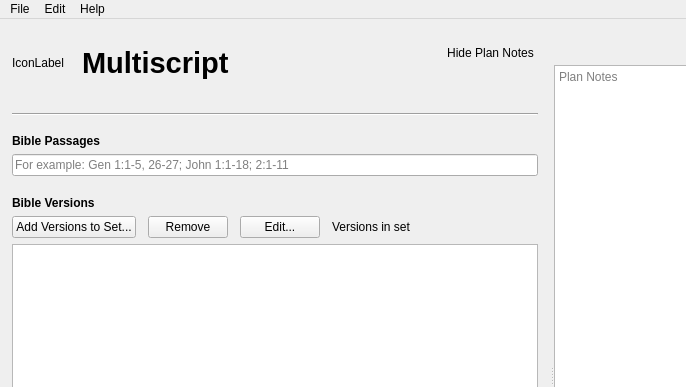
Before: the Qt Designer form multiscript/ui/main_window.ui in multiscript/multiscript, drawn with Qt 5; both pictures show x 0 to 686 and y 0 to 387 of the 872 by 731 pixel window.
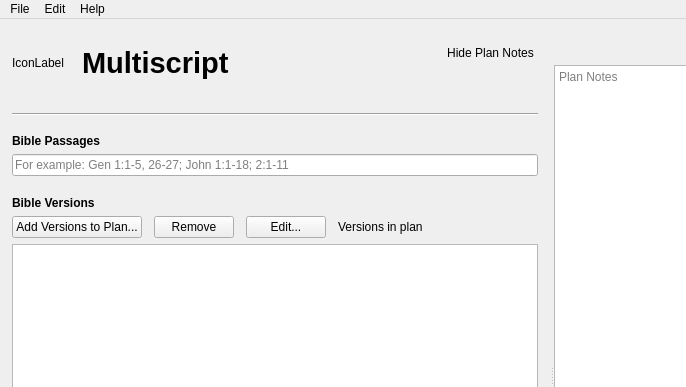
After: the same form once the commit is applied. Custom widgets are drawn as their Qt base class.

Commit message: Recaption button to Add Versions to Plan

Patch:
```diff
--- a/multiscript/ui/main_window.ui
+++ b/multiscript/ui/main_window.ui
@@ -232,7 +232,7 @@
                <item>
                 <widget class="QPushButton" name="addRowsButton">
                  <property name="text">
-                  <string>Add Versions to Set...</string>
+                  <string>Add Versions to Plan...</string>
                  </property>
                  <property name="autoDefault">
                   <bool>true</bool>
@@ -268,7 +268,7 @@
                   </sizepolicy>
                  </property>
                  <property name="text">
-                  <string>Versions in set</string>
+                  <string>Versions in plan</string>
                  </property>
                  <property name="alignment">
                   <set>Qt::AlignLeading|Qt::AlignLeft|Qt::AlignVCenter</set>
```
The commit also changes 3 other files.
